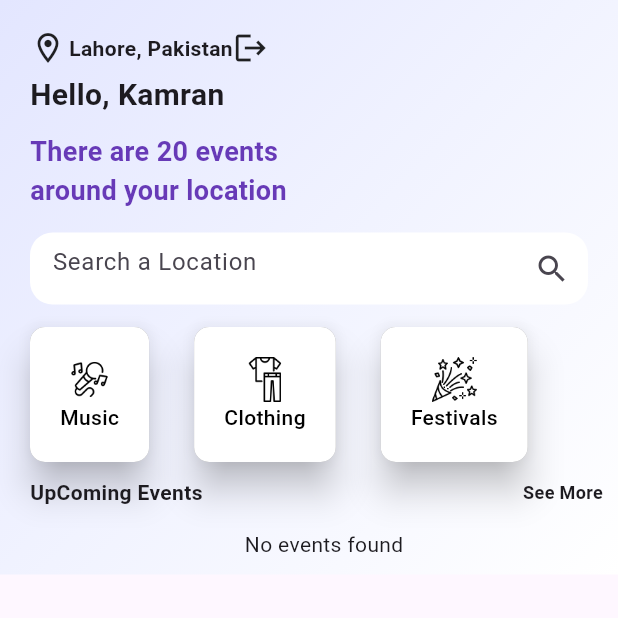
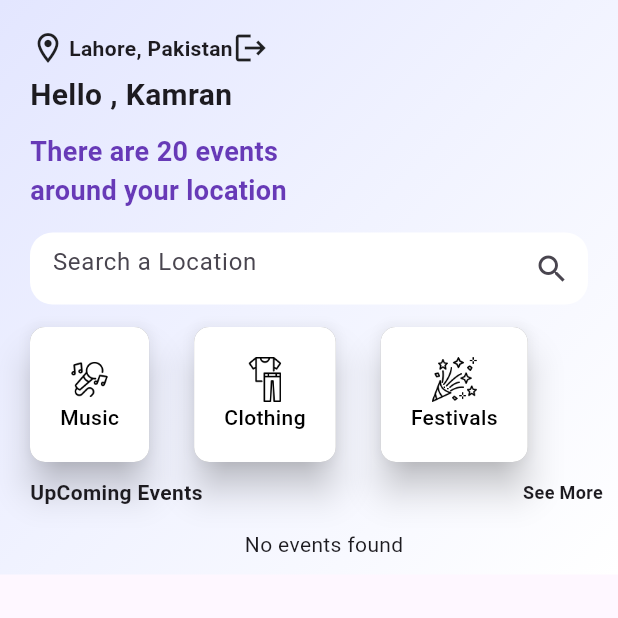
Before and after one commit to kamrankhan67/Eventify, a Flutter app: the HomePage screen opened directly, on a phone screen of 412 x 824 dp, the top half of it. Run offline on Flutter 3.47's test engine with Material 3 defaults, Android fonts, the phone set to English and light mode, and no system bars; our stand-ins replace cloud_firestore, curved_navigation_bar, firebase_auth, firebase_core, image_picker, random_string; accounts and stored records are empty.

Commit message:
4 commit

```diff
--- a/lib/pages/booking.dart
+++ b/lib/pages/booking.dart
@@ -77,7 +77,7 @@ class _BookingPageState extends State<BookingPage> {
 
                           children: [
                             FutureBuilder(
-                              future: imageStorage.uploadImage(uid),
+                              future: imageStorage.uploadImage(ds["Id"]),
                               builder: (context, imageSnapshot) {
                                 if (imageSnapshot.connectionState ==
                                     ConnectionState.waiting) {
@@ -105,7 +105,7 @@ class _BookingPageState extends State<BookingPage> {
                                       borderRadius: BorderRadius.circular(10),
                                       child: Image.file(
                                         imageSnapshot.data!,
-                                        fit: BoxFit.fill,
+                                        fit: BoxFit.cover,
                                       ),
                                     ),
                                   );
--- a/lib/pages/details.dart
+++ b/lib/pages/details.dart
@@ -239,6 +239,7 @@ class _DetailsPageState extends State<DetailsPage> {
                                 "Tickets": (count.toString()),
                                 "Location": widget.ds["Location"],
                                 "Date": widget.ds["Date"],
+                                "Id":id
                               });
 
                           //for image Storage
--- a/lib/pages/home_page.dart
+++ b/lib/pages/home_page.dart
@@ -6,6 +6,7 @@ import 'package:event_booking_app/pages/details.dart';
 import 'package:event_booking_app/services/auth_services.dart';
 import 'package:event_booking_app/services/firebase_database.dart';
 import 'package:event_booking_app/services/image_storage.dart';
+import 'package:firebase_auth/firebase_auth.dart';
 import 'package:flutter/material.dart';
 
 class HomePage extends StatefulWidget {
@@ -20,7 +21,6 @@ class _HomePageState extends State<HomePage> {
   Stream<QuerySnapshot>? eventStream;
   late String uid;
 
-
   @override
   void initState() {
     super.initState();
@@ -30,6 +30,7 @@ class _HomePageState extends State<HomePage> {
   Future<void> onLoading() async {
     try {
       eventStream = await DatabaseFirestore().getEvents();
+      //userName = (await AuthServices().getCurrentUserName())!;
       setState(() {});
     } catch (e) {
       print("Error loading events: $e");
@@ -211,8 +212,8 @@ class _HomePageState extends State<HomePage> {
                   ],
                 ),
                 const SizedBox(height: 5),
-                const Text(
-                  "Hello, Kamran",
+                Text(
+                "Hello , Kamran",
                   style: TextStyle(fontWeight: FontWeight.bold, fontSize: 20),
                 ),
                 const SizedBox(height: 10),
@@ -260,17 +261,13 @@ class _HomePageState extends State<HomePage> {
                         ),
                       ),
                       const SizedBox(width: 30),
-                      _buildCategory(
-                        context,
-                        "images/clothes.png",
-                        "Clothing",
-                      ),
+                      _buildCategory(context, "images/clothes.png", "Clothing"),
                       const SizedBox(width: 30),
                       _buildCategory(
                         context,
                         "images/confetti.png",
                         "Festivals",
-                        onTap:(){}
+                        onTap: () {},
                       ),
                       const SizedBox(width: 20),
                     ],
--- a/lib/services/auth_services.dart
+++ b/lib/services/auth_services.dart
@@ -52,4 +52,8 @@ class AuthServices {
   Future<User> getCurrentUser() async {
     return _auth.currentUser!;
   }
+
+  Future<String?> getCurrentUserName() async {
+    return _auth.currentUser!.displayName;
+  }
 }
```
